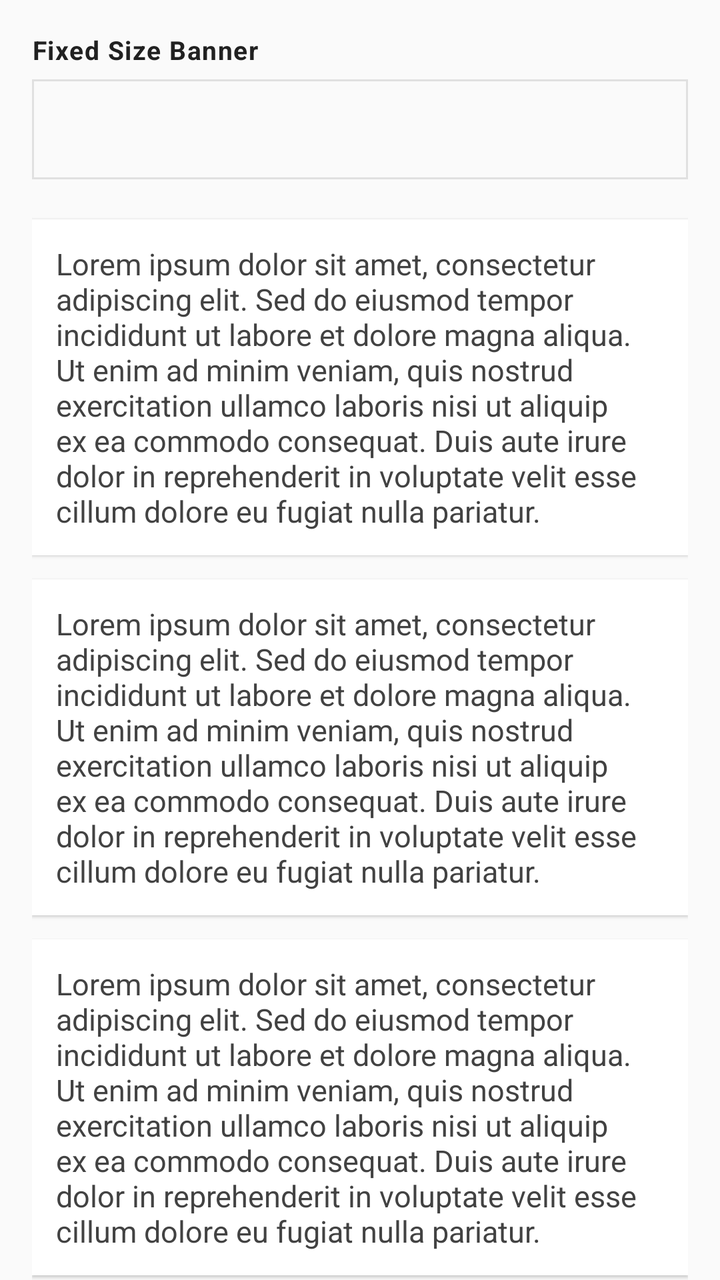
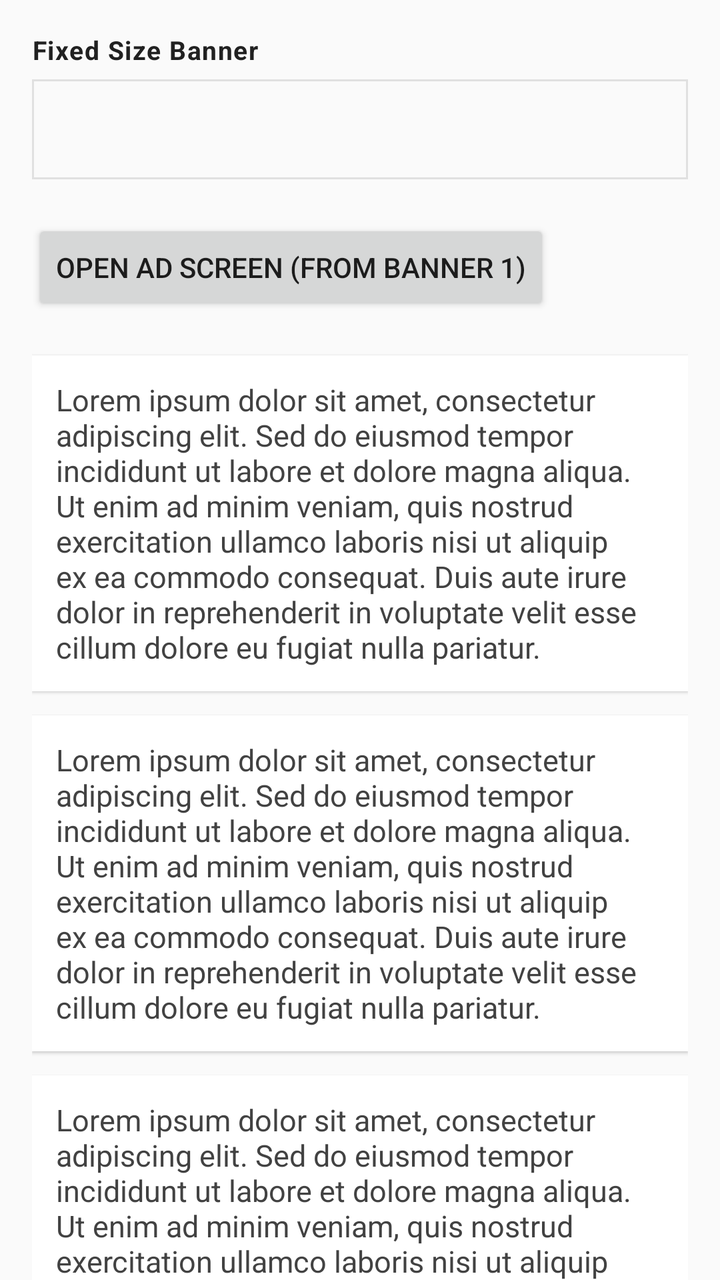

Screens rendered from an Android XML layout before and after an edit, with the pre-edit source and the edit as a unified diff.
<!-- AndroidManifest.xml: application theme AppTheme -->
<!-- res/layout/fragment_remote_config_sticky.xml -->
<?xml version="1.0" encoding="utf-8"?>
<androidx.core.widget.NestedScrollView
    xmlns:android="http://schemas.android.com/apk/res/android"
    android:id="@+id/remoteConfigScrollView"
    android:layout_width="match_parent"
    android:layout_height="match_parent"
    android:overScrollMode="never">

    <LinearLayout
        android:layout_width="match_parent"
        android:layout_height="wrap_content"
        android:orientation="vertical"
        android:padding="16dp">

        

        <TextView
            android:layout_width="match_parent"
            android:layout_height="wrap_content"
            android:layout_marginBottom="6dp"
            android:text="Fixed Size Banner"
            android:textColor="#212121"
            android:textSize="13sp"
            android:textStyle="bold"
            android:letterSpacing="0.04" />

        <FrameLayout
            android:id="@+id/bannerContainer1"
            android:layout_width="match_parent"
            android:layout_height="wrap_content"
            android:layout_marginBottom="20dp"
            android:minHeight="50dp"
            android:background="@drawable/bg_ad_slot" />

        <include layout="@layout/item_sticky_paragraph" android:id="@+id/para1" />
        <include layout="@layout/item_sticky_paragraph" android:id="@+id/para2" />
        <include layout="@layout/item_sticky_paragraph" android:id="@+id/para3" />
        <include layout="@layout/item_sticky_paragraph" android:id="@+id/para4" />
        <include layout="@layout/item_sticky_paragraph" android:id="@+id/para5" />

        

        <TextView
            android:layout_width="match_parent"
            android:layout_height="wrap_content"
            android:layout_marginBottom="6dp"
            android:text="Sticky Banner"
            android:textColor="#212121"
            android:textSize="13sp"
            android:textStyle="bold"
            android:letterSpacing="0.04" />

        <FrameLayout
            android:id="@+id/stickyContainer1"
            android:layout_width="match_parent"
            android:layout_height="wrap_content"
            android:layout_marginBottom="20dp"
            android:background="@drawable/bg_ad_slot" />

        <include layout="@layout/item_sticky_paragraph" android:id="@+id/para6" />
        <include layout="@layout/item_sticky_paragraph" android:id="@+id/para7" />
        <include layout="@layout/item_sticky_paragraph" android:id="@+id/para8" />
        <include layout="@layout/item_sticky_paragraph" android:id="@+id/para9" />
        <include layout="@layout/item_sticky_paragraph" android:id="@+id/para10" />

        

        <TextView
            android:layout_width="match_parent"
            android:layout_height="wrap_content"
            android:layout_marginBottom="6dp"
            android:text="Adaptive Banner"
            android:textColor="#212121"
            android:textSize="13sp"
            android:textStyle="bold"
            android:letterSpacing="0.04" />

        <FrameLayout
            android:id="@+id/bannerContainer2"
            android:layout_width="match_parent"
            android:layout_height="wrap_content"
            android:layout_marginBottom="20dp"
            android:minHeight="50dp"
            android:background="@drawable/bg_ad_slot" />

        <include layout="@layout/item_sticky_paragraph" android:id="@+id/para11" />
        <include layout="@layout/item_sticky_paragraph" android:id="@+id/para12" />
        <include layout="@layout/item_sticky_paragraph" android:id="@+id/para13" />
        <include layout="@layout/item_sticky_paragraph" android:id="@+id/para14" />
        <include layout="@layout/item_sticky_paragraph" android:id="@+id/para15" />

        

        <TextView
            android:layout_width="match_parent"
            android:layout_height="wrap_content"
            android:layout_marginBottom="6dp"
            android:text="Sticky Banner"
            android:textColor="#212121"
            android:textSize="13sp"
            android:textStyle="bold"
            android:letterSpacing="0.04" />

        <FrameLayout
            android:id="@+id/stickyContainer2"
            android:layout_width="match_parent"
            android:layout_height="wrap_content"
            android:layout_marginBottom="20dp"
            android:background="@drawable/bg_ad_slot" />

        <include layout="@layout/item_sticky_paragraph" android:id="@+id/para16" />
        <include layout="@layout/item_sticky_paragraph" android:id="@+id/para17" />
        <include layout="@layout/item_sticky_paragraph" android:id="@+id/para18" />
        <include layout="@layout/item_sticky_paragraph" android:id="@+id/para19" />
        <include layout="@layout/item_sticky_paragraph" android:id="@+id/para20" />

        

        <Button
            android:id="@+id/btnLoadInterstitial"
            android:layout_width="wrap_content"
            android:layout_height="wrap_content"
            android:layout_marginTop="8dp"
            android:text="Load Interstitial" />

        <Button
            android:id="@+id/btnOpenAdScreen"
            android:layout_width="wrap_content"
            android:layout_height="wrap_content"
            android:layout_marginTop="8dp"
            android:layout_marginBottom="24dp"
            android:text="Open ad screen (test screen nav)" />

    </LinearLayout>

</androidx.core.widget.NestedScrollView>
<!-- res/layout/item_sticky_paragraph.xml (included above) -->
<?xml version="1.0" encoding="utf-8"?>
<TextView
    xmlns:android="http://schemas.android.com/apk/res/android"
    android:id="@+id/paragraphText"
    android:layout_width="match_parent"
    android:layout_height="wrap_content"
    android:layout_marginBottom="12dp"
    android:background="#FFFFFF"
    android:elevation="1dp"
    android:padding="12dp"
    android:text="Lorem ipsum dolor sit amet, consectetur adipiscing elit. Sed do eiusmod tempor incididunt ut labore et dolore magna aliqua. Ut enim ad minim veniam, quis nostrud exercitation ullamco laboris nisi ut aliquip ex ea commodo consequat. Duis aute irure dolor in reprehenderit in voluptate velit esse cillum dolore eu fugiat nulla pariatur."
    android:textColor="#424242"
    android:textSize="15sp" />
<!-- resources referenced by this layout -->
<resources>
  <!-- drawable bg_ad_slot (drawable) -->
  <?xml version="1.0" encoding="utf-8"?>
  <shape xmlns:android="http://schemas.android.com/apk/res/android"
      android:shape="rectangle">
      <stroke
          android:width="1dp"
          android:color="#E0E0E0" />
  </shape>
  <style name="AppTheme" parent="Theme.AppCompat.DayNight.DarkActionBar">
          <item name="colorPrimary">@color/colorPrimary</item>
          <item name="colorPrimaryDark">@color/colorPrimaryDark</item>
          <item name="colorAccent">@color/colorAccent</item>
      </style>
  <color name="colorPrimary">#3F51B5</color>
  <color name="colorPrimaryDark">#303F9F</color>
  <color name="colorAccent">#FF4081</color>
</resources>

<!-- the commit's change to res/layout/fragment_remote_config_sticky.xml (unified diff, before → after) -->
@@ -32,6 +32,14 @@
             android:minHeight="50dp"
             android:background="@drawable/bg_ad_slot" />
 
+        
+        <Button
+            android:id="@+id/btnOpenAdScreen1"
+            android:layout_width="wrap_content"
+            android:layout_height="wrap_content"
+            android:layout_marginBottom="20dp"
+            android:text="Open ad screen (from banner 1)" />
+
         <include layout="@layout/item_sticky_paragraph" android:id="@+id/para1" />
         <include layout="@layout/item_sticky_paragraph" android:id="@+id/para2" />
         <include layout="@layout/item_sticky_paragraph" android:id="@+id/para3" />
@@ -57,6 +65,13 @@
             android:layout_marginBottom="20dp"
             android:background="@drawable/bg_ad_slot" />
 
+        <Button
+            android:id="@+id/btnOpenAdScreen2"
+            android:layout_width="wrap_content"
+            android:layout_height="wrap_content"
+            android:layout_marginBottom="20dp"
+            android:text="Open ad screen (from sticky 1)" />
+
         <include layout="@layout/item_sticky_paragraph" android:id="@+id/para6" />
         <include layout="@layout/item_sticky_paragraph" android:id="@+id/para7" />
         <include layout="@layout/item_sticky_paragraph" android:id="@+id/para8" />
@@ -83,6 +98,13 @@
             android:minHeight="50dp"
             android:background="@drawable/bg_ad_slot" />
 
+        <Button
+            android:id="@+id/btnOpenAdScreen3"
+            android:layout_width="wrap_content"
+            android:layout_height="wrap_content"
+            android:layout_marginBottom="20dp"
+            android:text="Open ad screen (from banner 2)" />
+
         <include layout="@layout/item_sticky_paragraph" android:id="@+id/para11" />
         <include layout="@layout/item_sticky_paragraph" android:id="@+id/para12" />
         <include layout="@layout/item_sticky_paragraph" android:id="@+id/para13" />
@@ -108,6 +130,13 @@
             android:layout_marginBottom="20dp"
             android:background="@drawable/bg_ad_slot" />
 
+        <Button
+            android:id="@+id/btnOpenAdScreen4"
+            android:layout_width="wrap_content"
+            android:layout_height="wrap_content"
+            android:layout_marginBottom="20dp"
+            android:text="Open ad screen (from sticky 2)" />
+
         <include layout="@layout/item_sticky_paragraph" android:id="@+id/para16" />
         <include layout="@layout/item_sticky_paragraph" android:id="@+id/para17" />
         <include layout="@layout/item_sticky_paragraph" android:id="@+id/para18" />
@@ -116,20 +145,49 @@
 
         
 
-        <Button
-            android:id="@+id/btnLoadInterstitial"
-            android:layout_width="wrap_content"
+        
+
+        <TextView
+            android:layout_width="match_parent"
             android:layout_height="wrap_content"
             android:layout_marginTop="8dp"
-            android:text="Load Interstitial" />
-
-        <Button
-            android:id="@+id/btnOpenAdScreen"
-            android:layout_width="wrap_content"
-            android:layout_height="wrap_content"
-            android:layout_marginTop="8dp"
-            android:layout_marginBottom="24dp"
-            android:text="Open ad screen (test screen nav)" />
+            android:layout_marginBottom="6dp"
+            android:text="Interstitial"
+            android:textColor="#212121"
+            android:textSize="13sp"
+            android:textStyle="bold"
+            android:letterSpacing="0.04" />
+
+        <TextView
+            android:id="@+id/interstitialStatus"
+            android:layout_width="match_parent"
+            android:layout_height="wrap_content"
+            android:layout_marginBottom="8dp"
+            android:padding="8dp"
+            android:background="@drawable/bg_ad_slot"
+            android:text="not loaded"
+            android:textColor="#616161"
+            android:textSize="14sp"
+            android:fontFamily="monospace" />
+
+        <Button
+            android:id="@+id/btnPrefetchInterstitial"
+            android:layout_width="wrap_content"
+            android:layout_height="wrap_content"
+            android:text="Prefetch" />
+
+        <Button
+            android:id="@+id/btnShowInterstitial"
+            android:layout_width="wrap_content"
+            android:layout_height="wrap_content"
+            android:text="Show" />
+
+        <Button
+            android:id="@+id/btnPrefetchAndShowInterstitial"
+            android:layout_width="wrap_content"
+            android:layout_height="wrap_content"
+            android:layout_marginBottom="16dp"
+            android:text="Prefetch and show" />
 
     </LinearLayout>
 
